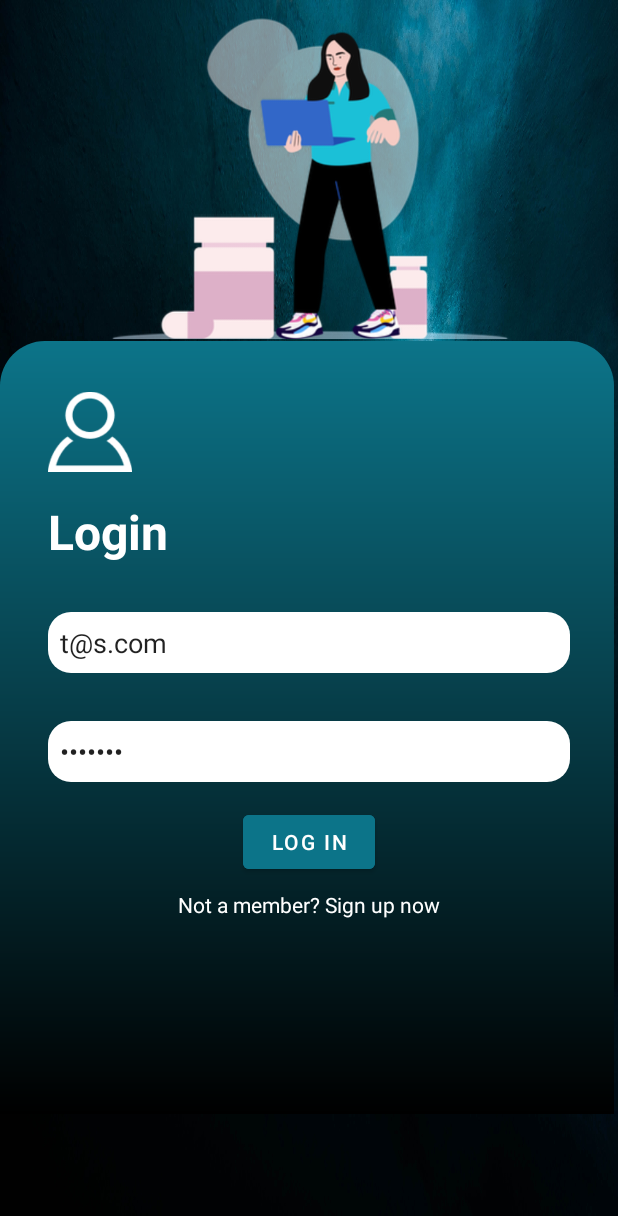
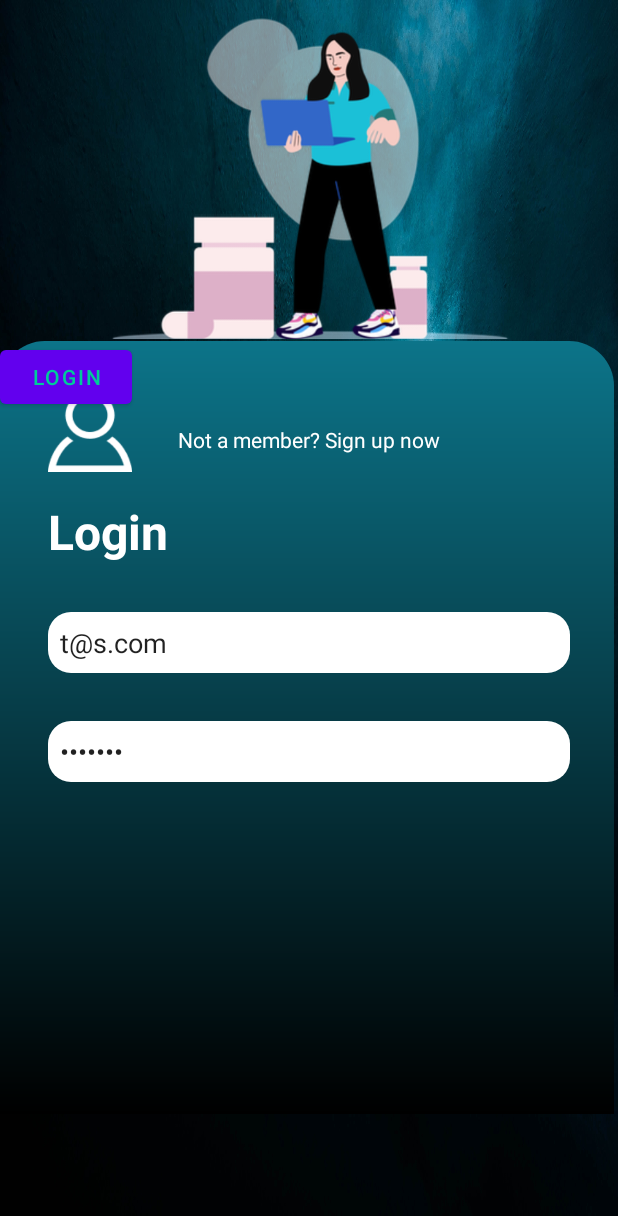
Before and after one commit to l4z0-space/HACKAUBG, an Android app: the screen it shows after launch (MainActivity), on a phone screen of 412 x 824 dp. Shown: the top 1216 px of the screen. Run offline under Robolectric (Android 15) with nearby library versions, the phone set to English and light mode, and no system bars; our stand-ins replace Volley.

Commit message:
fixed merge conflicts gradle

```diff
--- a/App/app/src/main/res/layout/activity_main.xml
+++ b/App/app/src/main/res/layout/activity_main.xml
@@ -90,12 +90,12 @@
             android:id="@+id/login_button"
             android:layout_width="wrap_content"
             android:layout_height="wrap_content"
-            app:layout_constraintStart_toStartOf="parent"
-            app:layout_constraintEnd_toEndOf="parent"
-            app:layout_constraintTop_toBottomOf="@id/pass"
-            android:layout_marginTop="16dp"
-            android:backgroundTint="#0C7489"
-            android:text="Log in" />
+            android:layout_below="@+id/pass"
+            android:layout_alignStart="@+id/pass"
+            android:layout_alignEnd="@+id/pass"
+            android:layout_marginTop="17dp"
+            android:text="Login"
+            android:textColor="#00CC99" />
 
         <TextView
             android:layout_width="wrap_content"
```
Also changed, not shown: 1 other file.
